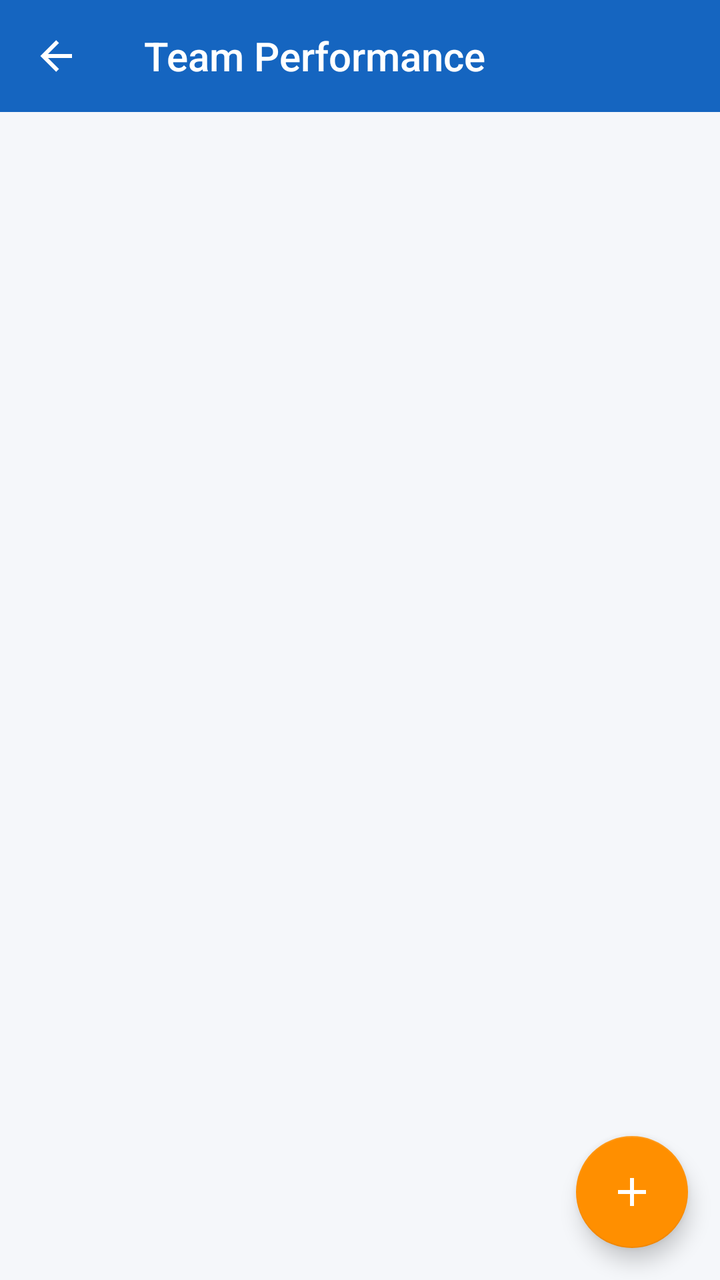
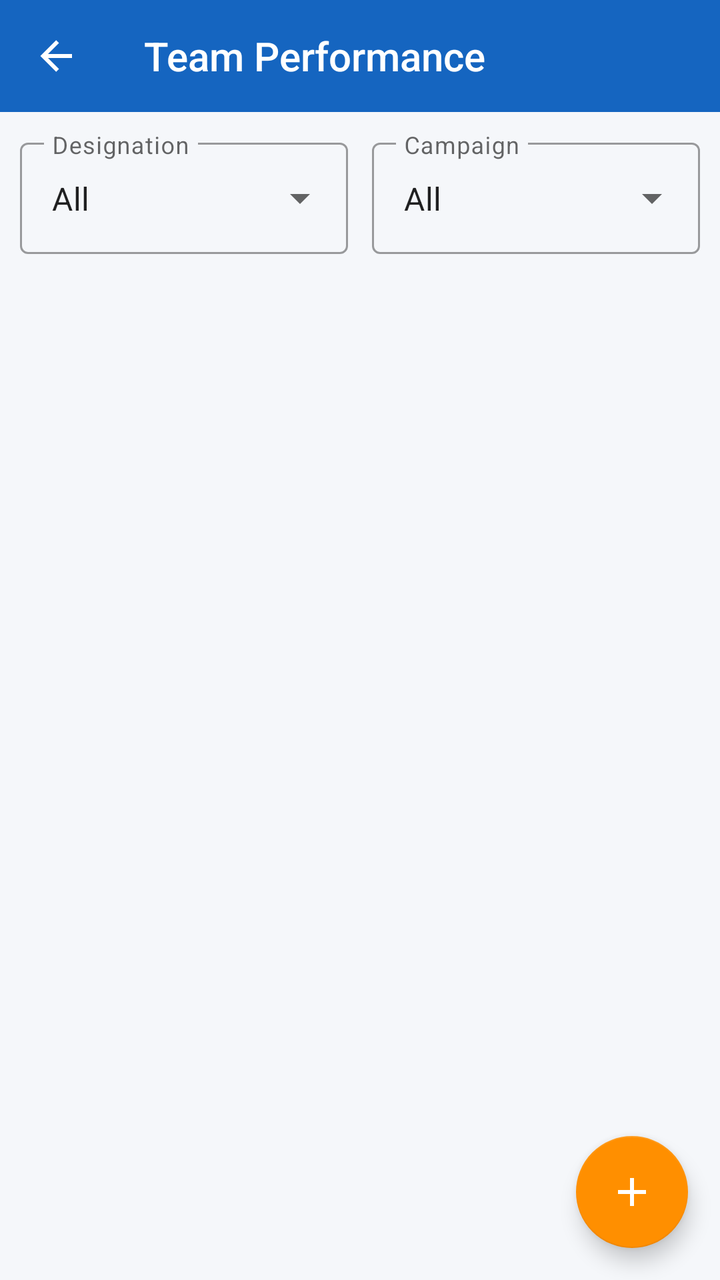

Screens rendered from an Android XML layout before and after an edit, with the pre-edit source and the edit as a unified diff.
<!-- AndroidManifest.xml: application theme Theme.WorkVerse -->
<!-- res/layout/activity_manager_performance.xml -->
<?xml version="1.0" encoding="utf-8"?>
<androidx.coordinatorlayout.widget.CoordinatorLayout xmlns:android="http://schemas.android.com/apk/res/android"
    xmlns:app="http://schemas.android.com/apk/res-auto"
    android:layout_width="match_parent" android:layout_height="match_parent"
    android:background="@color/background">
    <LinearLayout android:layout_width="match_parent" android:layout_height="match_parent"
        android:orientation="vertical">
        <androidx.appcompat.widget.Toolbar android:id="@+id/toolbar"
            android:layout_width="match_parent" android:layout_height="?attr/actionBarSize"
            style="@style/WorkVerse.Toolbar" app:title="Team Performance" app:navigationIcon="@drawable/ic_back"/>
        <androidx.recyclerview.widget.RecyclerView android:id="@+id/recyclerView"
            android:layout_width="match_parent" android:layout_height="0dp"
            android:layout_weight="1" android:padding="8dp" android:clipToPadding="false"
            android:paddingBottom="80dp"/>
        <TextView android:id="@+id/tvEmpty" android:layout_width="match_parent"
            android:layout_height="wrap_content" android:text="No performance records yet.\nTap + to add one."
            android:gravity="center" android:padding="40dp"
            android:textColor="@color/text_secondary" android:textSize="15sp" android:visibility="gone"/>
        <ProgressBar android:id="@+id/progressBar" android:layout_width="wrap_content"
            android:layout_height="wrap_content" android:layout_gravity="center" android:visibility="gone"/>
    </LinearLayout>
    <com.google.android.material.floatingactionbutton.FloatingActionButton
        android:id="@+id/fabAdd"
        android:layout_width="wrap_content" android:layout_height="wrap_content"
        android:layout_gravity="bottom|end" android:layout_margin="16dp"
        app:srcCompat="@drawable/ic_add" app:tint="@android:color/white"/>
</androidx.coordinatorlayout.widget.CoordinatorLayout>
<!-- resources referenced by this layout -->
<resources>
  <color name="background">#F5F7FA</color>
  <color name="text_secondary">#757575</color>
  <!-- drawable ic_add (drawable) -->
  <?xml version="1.0" encoding="utf-8"?>
  <vector xmlns:android="http://schemas.android.com/apk/res/android" android:width="24dp" android:height="24dp" android:viewportWidth="24" android:viewportHeight="24">
      <path android:fillColor="#FFFFFF" android:pathData="M19,13H13V19H11V13H5V11H11V5H13V11H19V13Z"/>
  </vector>
  <!-- drawable ic_back (drawable) -->
  <?xml version="1.0" encoding="utf-8"?>
  <vector xmlns:android="http://schemas.android.com/apk/res/android" android:width="24dp" android:height="24dp" android:viewportWidth="24" android:viewportHeight="24">
      <path android:fillColor="#FFFFFF" android:pathData="M20,11V13H8L13.5,18.5L12.08,19.92L4.16,12L12.08,4.08L13.5,5.5L8,11H20Z"/>
  </vector>
  <style name="WorkVerse.Toolbar" parent="Widget.AppCompat.Toolbar">
          <item name="android:background">@color/primary</item>
          <item name="android:theme">@style/ThemeOverlay.AppCompat.Dark.ActionBar</item>
      </style>
  <style name="Theme.WorkVerse" parent="Theme.MaterialComponents.Light.NoActionBar">
          <item name="colorPrimary">@color/primary</item>
          <item name="colorPrimaryVariant">@color/primary_dark</item>
          <item name="colorOnPrimary">@color/white</item>
          <item name="colorSecondary">@color/accent</item>
          <item name="android:colorBackground">@color/background</item>
          <item name="android:statusBarColor">@color/primary_dark</item>
      </style>
  <color name="primary">#1565C0</color>
  <color name="primary_dark">#0D47A1</color>
  <color name="white">#FFFFFF</color>
  <color name="accent">#FF8F00</color>
</resources>

<!-- the commit's change to res/layout/activity_manager_performance.xml (unified diff, before → after) -->
@@ -8,6 +8,46 @@
         <androidx.appcompat.widget.Toolbar android:id="@+id/toolbar"
             android:layout_width="match_parent" android:layout_height="?attr/actionBarSize"
             style="@style/WorkVerse.Toolbar" app:title="Team Performance" app:navigationIcon="@drawable/ic_back"/>
+
+        
+        <LinearLayout
+            android:layout_width="match_parent"
+            android:layout_height="wrap_content"
+            android:orientation="horizontal"
+            android:padding="10dp">
+
+            <com.google.android.material.textfield.TextInputLayout
+                style="@style/Widget.MaterialComponents.TextInputLayout.OutlinedBox.ExposedDropdownMenu"
+                android:layout_width="0dp"
+                android:layout_height="wrap_content"
+                android:layout_weight="1"
+                android:layout_marginEnd="6dp"
+                android:hint="Designation">
+                <AutoCompleteTextView
+                    android:id="@+id/actFilterDesignation"
+                    android:layout_width="match_parent"
+                    android:layout_height="wrap_content"
+                    android:inputType="none"
+                    android:text="All"/>
+            </com.google.android.material.textfield.TextInputLayout>
+
+            <com.google.android.material.textfield.TextInputLayout
+                style="@style/Widget.MaterialComponents.TextInputLayout.OutlinedBox.ExposedDropdownMenu"
+                android:layout_width="0dp"
+                android:layout_height="wrap_content"
+                android:layout_weight="1"
+                android:layout_marginStart="6dp"
+                android:hint="Campaign">
+                <AutoCompleteTextView
+                    android:id="@+id/actFilterCampaign"
+                    android:layout_width="match_parent"
+                    android:layout_height="wrap_content"
+                    android:inputType="none"
+                    android:text="All"/>
+            </com.google.android.material.textfield.TextInputLayout>
+
+        </LinearLayout>
+
         <androidx.recyclerview.widget.RecyclerView android:id="@+id/recyclerView"
             android:layout_width="match_parent" android:layout_height="0dp"
             android:layout_weight="1" android:padding="8dp" android:clipToPadding="false"
